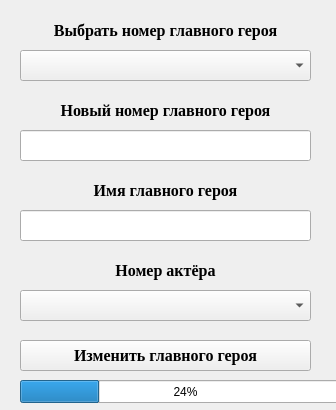
This is Client/updateprotagonist.ui in NikitaVirachev/course-work-on-DB as Qt 5 draws it before an edit. The edited form follows.
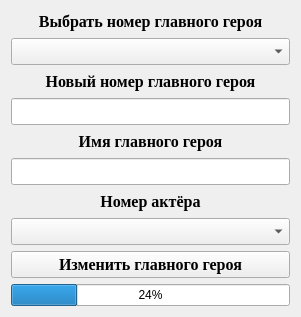
This is the edited form.

Diff of the .ui file:
```diff
--- a/Client/updateprotagonist.ui
+++ b/Client/updateprotagonist.ui
@@ -6,22 +6,16 @@
    <rect>
     <x>0</x>
     <y>0</y>
-    <width>336</width>
-    <height>410</height>
+    <width>301</width>
+    <height>317</height>
    </rect>
   </property>
   <property name="windowTitle">
    <string>Form</string>
   </property>
+  <layout class="QGridLayout" name="gridLayout">
+   <item row="0" column="0">
   <widget class="QLabel" name="label">
-   <property name="geometry">
-    <rect>
-     <x>20</x>
-     <y>20</y>
-     <width>291</width>
-     <height>21</height>
-    </rect>
-   </property>
    <property name="font">
     <font>
      <family>Times New Roman</family>
@@ -37,15 +31,21 @@
     <set>Qt::AlignCenter</set>
    </property>
   </widget>
+   </item>
+   <item row="1" column="0">
   <widget class="QComboBox" name="comboBox">
-   <property name="geometry">
-    <rect>
-     <x>20</x>
-     <y>50</y>
-     <width>291</width>
-     <height>31</height>
-    </rect>
-   </property>
+     <property name="font">
+      <font>
+       <family>Times New Roman</family>
+       <pointsize>12</pointsize>
+       <weight>75</weight>
+       <bold>true</bold>
+      </font>
+     </property>
+    </widget>
+   </item>
+   <item row="2" column="0">
+    <widget class="QLabel" name="label_4">
    <property name="font">
     <font>
      <family>Times New Roman</family>
@@ -54,16 +54,28 @@
      <bold>true</bold>
     </font>
    </property>
-  </widget>
+     <property name="text">
+      <string>Новый номер главного героя</string>
+     </property>
+     <property name="alignment">
+      <set>Qt::AlignCenter</set>
+     </property>
+    </widget>
+   </item>
+   <item row="3" column="0">
+    <widget class="QLineEdit" name="lineEdit_2">
+     <property name="font">
+      <font>
+       <family>Times New Roman</family>
+       <pointsize>12</pointsize>
+       <weight>75</weight>
+       <bold>true</bold>
+      </font>
+     </property>
+    </widget>
+   </item>
+   <item row="4" column="0">
   <widget class="QLabel" name="label_2">
-   <property name="geometry">
-    <rect>
-     <x>20</x>
-     <y>180</y>
-     <width>291</width>
-     <height>21</height>
-    </rect>
-   </property>
    <property name="font">
     <font>
      <family>Times New Roman</family>
@@ -79,15 +91,9 @@
     <set>Qt::AlignCenter</set>
    </property>
   </widget>
+   </item>
+   <item row="5" column="0">
   <widget class="QLineEdit" name="lineEdit">
-   <property name="geometry">
-    <rect>
-     <x>20</x>
-     <y>210</y>
-     <width>291</width>
-     <height>31</height>
-    </rect>
-   </property>
    <property name="font">
     <font>
      <family>Times New Roman</family>
@@ -97,15 +103,9 @@
     </font>
    </property>
   </widget>
+   </item>
+   <item row="6" column="0">
   <widget class="QLabel" name="label_3">
-   <property name="geometry">
-    <rect>
-     <x>20</x>
-     <y>260</y>
-     <width>291</width>
-     <height>21</height>
-    </rect>
-   </property>
    <property name="font">
     <font>
      <family>Times New Roman</family>
@@ -121,15 +121,9 @@
     <set>Qt::AlignCenter</set>
    </property>
   </widget>
+   </item>
+   <item row="7" column="0">
   <widget class="QComboBox" name="comboBox_2">
-   <property name="geometry">
-    <rect>
-     <x>20</x>
-     <y>290</y>
-     <width>291</width>
-     <height>31</height>
-    </rect>
-   </property>
    <property name="font">
     <font>
      <family>Times New Roman</family>
@@ -139,15 +133,9 @@
     </font>
    </property>
   </widget>
+   </item>
+   <item row="8" column="0">
   <widget class="QPushButton" name="pushButton">
-   <property name="geometry">
-    <rect>
-     <x>20</x>
-     <y>340</y>
-     <width>291</width>
-     <height>31</height>
-    </rect>
-   </property>
    <property name="font">
     <font>
      <family>Times New Roman</family>
@@ -160,61 +148,15 @@
     <string>Изменить главного героя</string>
    </property>
   </widget>
+   </item>
+   <item row="9" column="0">
   <widget class="QProgressBar" name="progressBar">
-   <property name="geometry">
-    <rect>
-     <x>20</x>
-     <y>380</y>
-     <width>331</width>
-     <height>23</height>
-    </rect>
-   </property>
    <property name="value">
     <number>24</number>
    </property>
   </widget>
-  <widget class="QLabel" name="label_4">
-   <property name="geometry">
-    <rect>
-     <x>20</x>
-     <y>100</y>
-     <width>291</width>
-     <height>21</height>
-    </rect>
-   </property>
-   <property name="font">
-    <font>
-     <family>Times New Roman</family>
-     <pointsize>12</pointsize>
-     <weight>75</weight>
-     <bold>true</bold>
-    </font>
-   </property>
-   <property name="text">
-    <string>Новый номер главного героя</string>
-   </property>
-   <property name="alignment">
-    <set>Qt::AlignCenter</set>
-   </property>
-  </widget>
-  <widget class="QLineEdit" name="lineEdit_2">
-   <property name="geometry">
-    <rect>
-     <x>20</x>
-     <y>130</y>
-     <width>291</width>
-     <height>31</height>
-    </rect>
-   </property>
-   <property name="font">
-    <font>
-     <family>Times New Roman</family>
-     <pointsize>12</pointsize>
-     <weight>75</weight>
-     <bold>true</bold>
-    </font>
-   </property>
-  </widget>
+   </item>
+  </layout>
  </widget>
  <resources/>
  <connections/>
```
Lines whose indentation alone changed are shown as unchanged.
